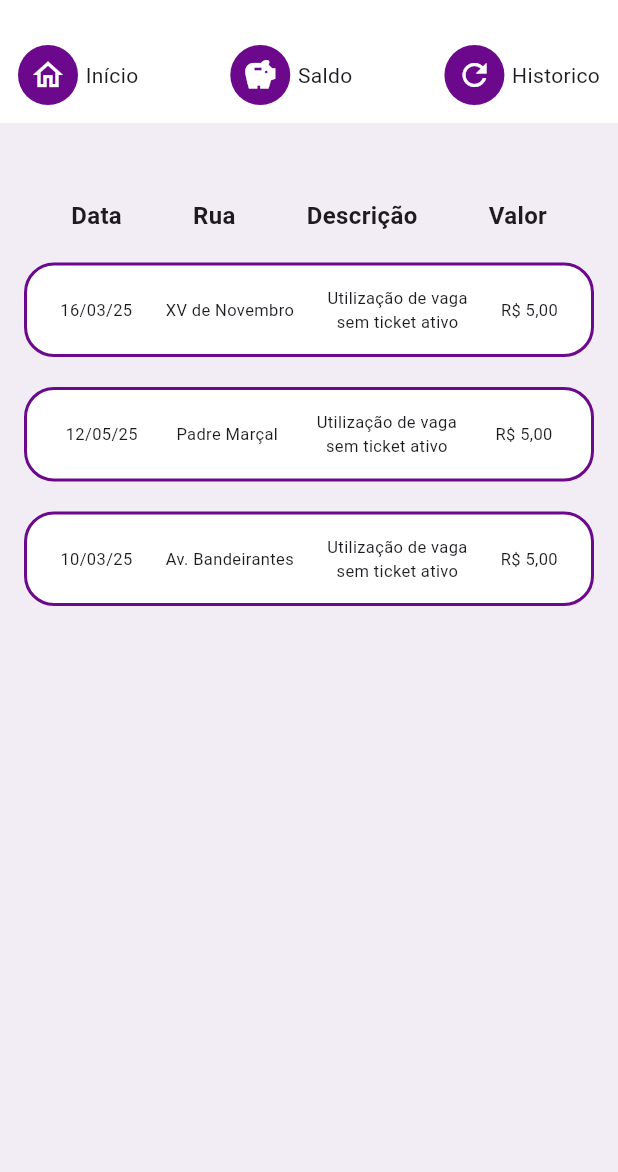
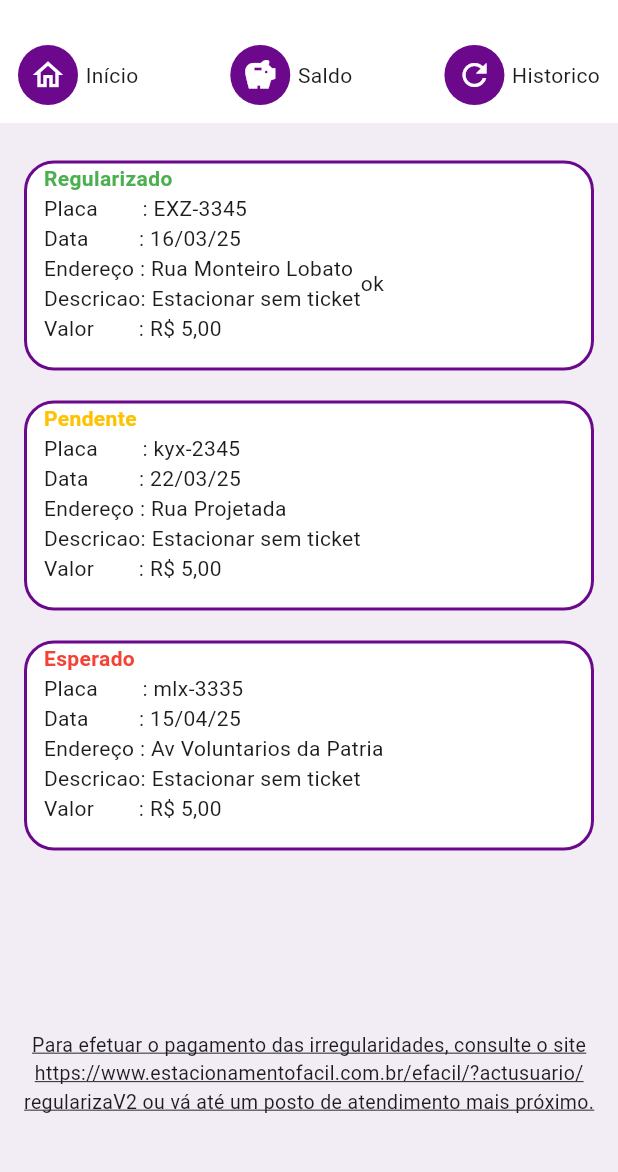
Before and after one commit to GleitonF/estacionamento-saoroque, a Flutter app: the HistoricoIrregularidades screen opened directly, on a phone screen of 412 x 824 dp, the part 57-1229 px from its top. Run offline on Flutter 3.47's test engine with Material 3 defaults, Android fonts, the phone set to English and light mode, and no system bars; our stand-ins replace lottie.

Commit message:
acerto alinhamento da pag irregularidades

```diff
--- a/flutter_aplication_estacionamento/lib/estaciona_sr.dart
+++ b/flutter_aplication_estacionamento/lib/estaciona_sr.dart
@@ -1,7 +1,5 @@
 import 'package:flutter/material.dart';
 import 'package:flutter_aplication_estacionamento/_core/app_colors.dart';
-import 'package:flutter_aplication_estacionamento/pages/dados_pessoais/dados_pessoais.dart';
-import 'package:flutter_aplication_estacionamento/pages/home/Home.dart';
 import 'package:flutter_aplication_estacionamento/pages/login/Login.dart';
 
 class MyApp extends StatelessWidget {
--- a/flutter_aplication_estacionamento/lib/pages/irregularidades/historico_irregularidades.dart
+++ b/flutter_aplication_estacionamento/lib/pages/irregularidades/historico_irregularidades.dart
@@ -35,31 +35,9 @@ class _MyHomePageState extends State<HistoricoIrregularidades> {
         child: Column(
           children: [
             NavbarWidget(),
-            SizedBox(height: 50),
-            Row(
-              mainAxisAlignment: MainAxisAlignment.spaceEvenly,
-              children: [
-                Text('Data', style: TextStyle(
-                  fontSize: 16,
-                  fontWeight: FontWeight.bold
-                )),
-                Text('Rua', style: TextStyle(
-                  fontSize: 16,
-                  fontWeight: FontWeight.bold
-                )),
-                Text('Descrição', style: TextStyle(
-                  fontSize: 16,
-                  fontWeight: FontWeight.bold
-                )),
-                Text('Valor', style: TextStyle(
-                  fontSize: 16,
-                  fontWeight: FontWeight.bold
-                )),
-              ],
-            ),
-            SizedBox(height: 20),
+            SizedBox(height: 25),
             Container(
-              height: 63,
+              height: 140,
               width: 380,
               decoration: BoxDecoration(
                 color: AppColors.primaryColor,
@@ -69,35 +47,28 @@ class _MyHomePageState extends State<HistoricoIrregularidades> {
                   width: 2.0
                 )
               ),
-              child: Row(
-                mainAxisAlignment: MainAxisAlignment.spaceEvenly,
+              child: Column(
+                mainAxisAlignment: MainAxisAlignment.start,
                 children: [
-                  Text('16/03/25', style: TextStyle(
-                    fontSize: 11
-                  )),
-                  Text('XV de Novembro', style: TextStyle(
-                    fontSize: 11
-                  )),
-                  Column(
-                    mainAxisAlignment: MainAxisAlignment.center,
+                    Row(
+                      mainAxisAlignment: MainAxisAlignment.start,
                       children: [
-                      Text('Utilização de vaga', style: TextStyle(
-                        fontSize: 11
-                      )),
-                      Text('sem ticket ativo', style: TextStyle(
-                        fontSize: 11
-                      )),
+                      Text('   Regularizado', style:TextStyle(color:Colors.green,fontWeight:FontWeight.bold),),
                       ],
                     ),
-                  Text('R\$ 5,00', style: TextStyle(
-                    fontSize: 11
-                  )),
+                    Row(
+                      mainAxisAlignment: MainAxisAlignment.start,
+                      children: [
+                        Text('   Placa        : EXZ-3345\n   Data         : 16/03/25\n   Endereço : Rua Monteiro Lobato\n   Descricao: Estacionar sem ticket\n   Valor        : R\$ 5,00', ),
+                        Text('\nok'),
+                      ],
+                    ),
                 ],
               ),
             ),
             SizedBox(height: 20),
             Container(
-              height: 63,
+              height: 140,
               width: 380,
               decoration: BoxDecoration(
                 color: AppColors.primaryColor,
@@ -107,35 +78,27 @@ class _MyHomePageState extends State<HistoricoIrregularidades> {
                   width: 2.0
                 )
               ),
-              child: Row(
-                mainAxisAlignment: MainAxisAlignment.spaceEvenly,
+              child: Column(
+                mainAxisAlignment: MainAxisAlignment.start,
                 children: [
-                  Text('12/05/25', style: TextStyle(
-                    fontSize: 11
-                  )),
-                  Text('Padre Marçal', style: TextStyle(
-                    fontSize: 11
-                  )),
-                  Column(
-                    mainAxisAlignment: MainAxisAlignment.center,
+                    Row(
+                      mainAxisAlignment: MainAxisAlignment.start,
                       children: [
-                      Text('Utilização de vaga', style: TextStyle(
-                        fontSize: 11
-                      )),
-                      Text('sem ticket ativo', style: TextStyle(
-                        fontSize: 11
-                      )),
+                      Text('   Pendente', style:TextStyle(color:const Color.fromARGB(255, 253, 195, 2),fontWeight:FontWeight.bold),),
                       ],
                     ),
-                  Text('R\$ 5,00', style: TextStyle(
-                    fontSize: 11
-                  )),
+                    Row(
+                      mainAxisAlignment: MainAxisAlignment.start,
+                      children: [
+                        Text('   Placa        : kyx-2345\n   Data         : 22/03/25\n   Endereço : Rua Projetada\n   Descricao: Estacionar sem ticket\n   Valor        : R\$ 5,00', ),
+                      ],
+                    ),
                 ],
               ),
             ),
             SizedBox(height: 20),
             Container(
-              height: 63,
+              height: 140,
               width: 380,
               decoration: BoxDecoration(
                 color: AppColors.primaryColor,
@@ -145,33 +108,25 @@ class _MyHomePageState extends State<HistoricoIrregularidades> {
                   width: 2.0
                 )
               ),
-              child: Row(
-                mainAxisAlignment: MainAxisAlignment.spaceEvenly,
+              child: Column(
+                mainAxisAlignment: MainAxisAlignment.start,
                 children: [
-                  Text('10/03/25', style: TextStyle(
-                    fontSize: 11
-                  )),
-                  Text('Av. Bandeirantes', style: TextStyle(
-                    fontSize: 11
-                  )),
-                  Column(
-                    mainAxisAlignment: MainAxisAlignment.center,
+                    Row(
+                      mainAxisAlignment: MainAxisAlignment.start,
                       children: [
-                      Text('Utilização de vaga', style: TextStyle(
-                        fontSize: 11
-                      )),
-                      Text('sem ticket ativo', style: TextStyle(
-                        fontSize: 11
-                      )),
+                      Text('   Esperado', style:TextStyle(color:Colors.red,fontWeight:FontWeight.bold),),
                       ],
                     ),
-                  Text('R\$ 5,00', style: TextStyle(
-                    fontSize: 11
-                  )),
+                    Row(
+                      mainAxisAlignment: MainAxisAlignment.start,
+                      children: [
+                        Text('   Placa        : mlx-3335\n   Data         : 15/04/25\n   Endereço : Av Voluntarios da Patria\n   Descricao: Estacionar sem ticket\n   Valor        : R\$ 5,00', ),
                       ],
                     ),
+                ],
+              )
             ),
-            SizedBox(height: 380),
+            SizedBox(height: 120),
             Text(
               'Para efetuar o pagamento das irregularidades, consulte o site',
               style: TextStyle(
```
Lines whose indentation alone changed are shown as unchanged.
